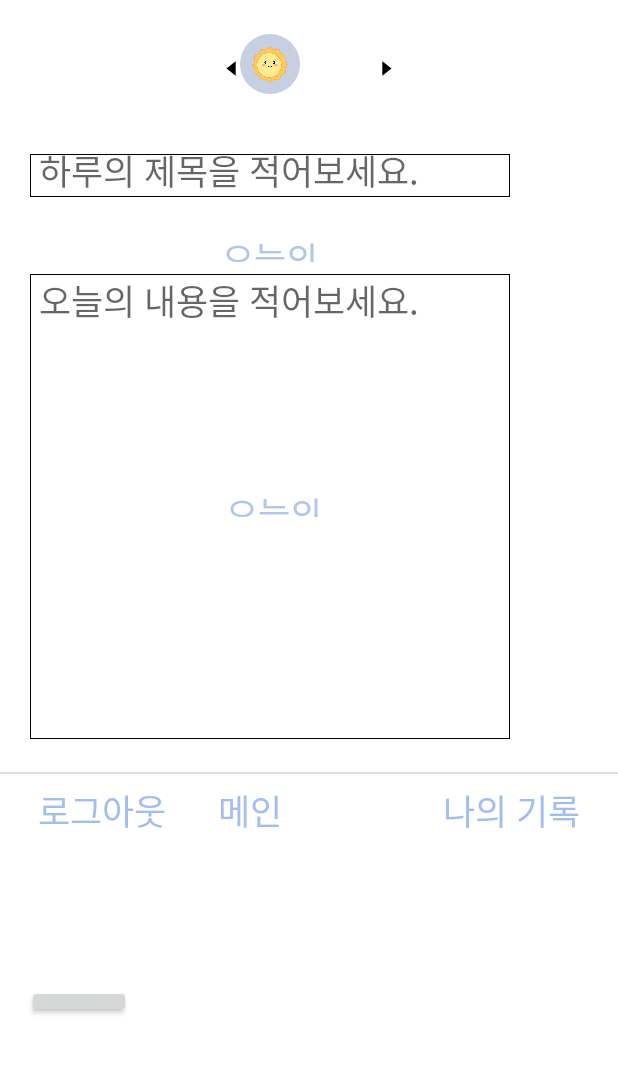
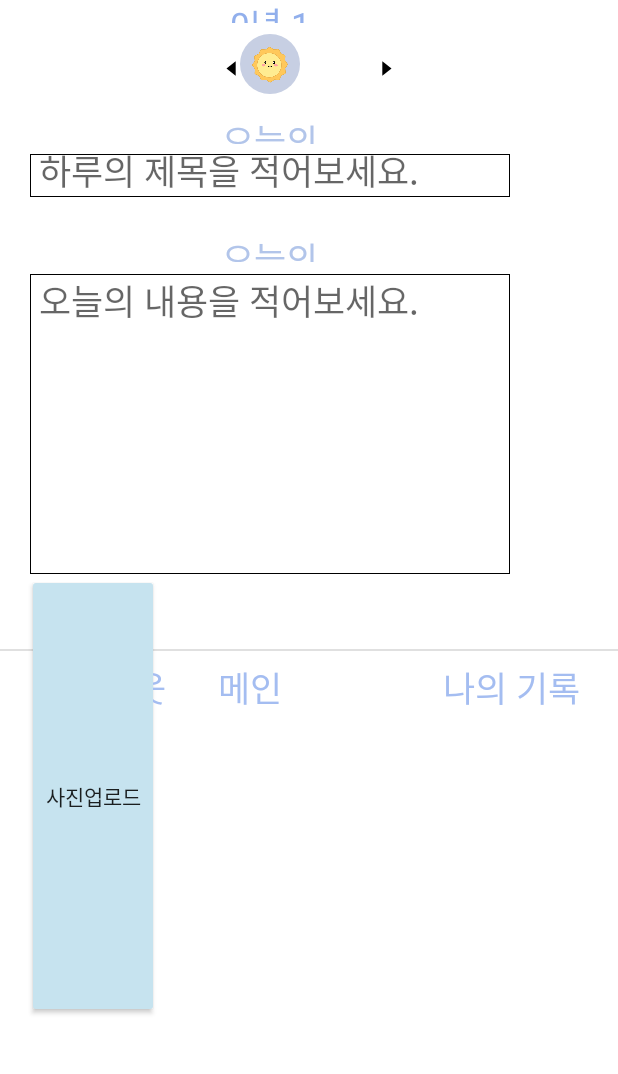
Before and after one commit to rlfduswls/Diary, an Android app: the DiaryActivity screen opened directly, with no data from a screen before it, after a tap on "확인", on a phone screen of 412 x 824 dp, the part 116-1190 px from its top. Run offline under Robolectric (Android 15) with nearby library versions, the phone set to English and light mode, and no system bars; 2 statements that could not run were skipped.

Commit message:
날짜 변경 확인

```diff
--- a/app/src/main/java/com/example/gurudiary/DBManager.kt
+++ b/app/src/main/java/com/example/gurudiary/DBManager.kt
@@ -63,7 +63,6 @@ class DBManager(context:Context,
 
         DB.close()
 
-
         return result
 
     }
--- a/app/src/main/java/com/example/gurudiary/DiaryActivity.kt
+++ b/app/src/main/java/com/example/gurudiary/DiaryActivity.kt
@@ -10,6 +10,7 @@ import android.widget.ImageView
 import android.widget.LinearLayout
 import android.widget.TextView
 import androidx.appcompat.app.AppCompatActivity
+import java.io.File
 import java.io.FileOutputStream
 import java.util.Date
 
@@ -31,9 +32,6 @@ class DiaryActivity : AppCompatActivity() {
         R.drawable.sun
     )
 
-    private lateinit var btnLogout: Button
-    private lateinit var btnMain: Button
-    private lateinit var btnList: Button
 
     private lateinit var pageLayout: LinearLayout
 
@@ -49,13 +47,15 @@ class DiaryActivity : AppCompatActivity() {
         date = findViewById(R.id.date)
         calendarView = findViewById(R.id.calendarView)
         wtIcon = findViewById(R.id.wt_icon)
-        pageLayout = findViewById(R.id.page)
+        //pageLayout = findViewById(R.id.page)
 
-        // 날짜 선택
-        calendarView.setOnDateChangeListener { _, year, month, dayOfMonth ->
-            val dateText = "${year}년 ${month + 1}월 ${dayOfMonth}일"
-            date.text = dateText
-        }
+        var fileManager = FileManager()
+
+        var year = intent.getIntExtra("year",0)
+        var month = intent.getIntExtra("month",0)
+        var dayOfMonth = intent.getIntExtra("day",0)
+        val dateText = "${year}년 ${month + 1}월 ${dayOfMonth}일"
+        date.text = dateText
 
         // 날씨 아이콘 변경
         val leftWtButton: Button = findViewById(R.id.leftwt)
@@ -79,8 +79,10 @@ class DiaryActivity : AppCompatActivity() {
 
         // 기존 코드 유지
         okbutton.setOnClickListener {
-            saveToInternalStorage(title_editText.text.toString())
-            saveToInternalStorage(memo_editText.text.toString())
+
+            var filename = "${year}-${month + 1}-${dayOfMonth}"
+
+            fileManager.saveToInternalStorage(filename,memo_editText.text.toString())
         }
 
 
@@ -90,18 +92,8 @@ class DiaryActivity : AppCompatActivity() {
         wtIcon.setImageResource(imageResources[currentImageIndex])
     }
 
-    private fun saveToInternalStorage(content: String) {
-        val fileName = "diary_content.txt"
-        val fos: FileOutputStream
 
-        try {
-            fos = openFileOutput(fileName, MODE_PRIVATE)
-            fos.write(content.toByteArray())
-            fos.close()
-        } catch (e: Exception) {
-            e.printStackTrace()
-        }
-    }
+
 
     private fun openGallery() {
         val galleryIntent = Intent(Intent.ACTION_PICK)
--- a/app/src/main/java/com/example/gurudiary/DiaryListActivity.kt
+++ b/app/src/main/java/com/example/gurudiary/DiaryListActivity.kt
@@ -1,9 +1,11 @@
 package com.example.gurudiary
 
 import android.content.Intent
+import android.database.Cursor
 import androidx.appcompat.app.AppCompatActivity
 import android.os.Bundle
 import android.widget.Button
+import java.io.File
 
 class DiaryListActivity : AppCompatActivity() {
 
@@ -13,9 +15,14 @@ class DiaryListActivity : AppCompatActivity() {
         super.onCreate(savedInstanceState)
         setContentView(R.layout.activity_diary_list)
 
+
+
         var tab1Button: Button = findViewById(R.id.logout)
         var tab2Button: Button = findViewById(R.id.main)
         var tab3Button: Button = findViewById(R.id.list)
+
+        var fileManager: FileManager = FileManager()
+        var cursor: Cursor
 
         tab1Button.setOnClickListener {
             // tab1 클릭 시 동작
--- /dev/null
+++ b/app/src/main/java/com/example/gurudiary/FileManager.kt
@@ -0,0 +1,43 @@
+package com.example.gurudiary
+
+import android.content.Context
+import java.io.File
+
+class FileManager {
+
+
+    private lateinit var context: Context
+
+    fun accessStoredFile(name : String): File {
+        val dir = context.filesDir
+        val filename = name+".text"
+        val file = File(dir, filename)
+        return file
+    }
+
+    // Stream 사용해서 파일 저장하기
+    fun saveToInternalStorage(name : String, content: String) {
+        val filename = name + ".text"
+        val fileContent = content
+        // API 24 이상에서, MODE_PRIVATE 사용 안하면, SecurityException 발생
+        context.openFileOutput(filename, Context.MODE_PRIVATE).use {
+            it.write(fileContent.toByteArray())
+        }
+    }
+
+    // Stream 사용해서 파일 접근하기
+    fun accessFileUsingStream(name : String) {
+        val filename = name+".text"
+        context.openFileInput(filename).bufferedReader().useLines { lines ->
+            lines.fold("") { some, text ->
+                "$some\n$text"
+            }
+        }
+    }
+
+    // 파일 리스트 받아오기
+    fun viewListOfFiles() {
+        var files: Array<String> = context.fileList()
+    }
+
+}
--- a/app/src/main/res/layout/activity_diary.xml
+++ b/app/src/main/res/layout/activity_diary.xml
@@ -84,7 +84,7 @@
         <EditText
             android:id="@+id/memo_editText"
             android:layout_width="320dp"
-            android:layout_height="310dp"
+            android:layout_height="200dp"
             android:layout_alignParentLeft="true"
             android:layout_alignParentTop="true"
             android:layout_marginLeft="20dp"
@@ -153,8 +153,8 @@
             android:layout_width="70dp"
             android:layout_height="20dp"
             android:layout_alignParentLeft="true"
-            android:layout_centerInParent="true"
-            android:layout_marginLeft="148dp"
+            android:layout_alignParentTop="true"
+            android:layout_marginLeft="145dp"
             android:layout_marginTop="153.37dp"
             android:gravity="center"
             android:text="오늘의 제목"
@@ -166,7 +166,7 @@
             android:layout_height="1dp"
             android:layout_alignParentStart="true"
             android:layout_alignParentTop="true"
-            android:layout_marginTop="592dp"
+            android:layout_marginTop="510dp"
             android:background="?android:attr/listDivider" />
 
         <Button
@@ -176,7 +176,7 @@
             android:layout_alignParentLeft="true"
             android:layout_marginLeft="25dp"
             android:layout_alignParentTop="true"
-            android:layout_marginTop="600dp"
+            android:layout_marginTop="518dp"
             android:background="#00000000"
             android:text="로그아웃"
             android:gravity="left"
@@ -191,7 +191,7 @@
             android:layout_alignParentLeft="true"
             android:layout_marginLeft="145dp"
             android:layout_alignParentTop="true"
-            android:layout_marginTop="600dp"
+            android:layout_marginTop="518dp"
             android:background="#00000000"
             android:text="메인"
             android:gravity="left"
@@ -206,7 +206,7 @@
             android:layout_alignParentRight="true"
             android:layout_marginRight="25dp"
             android:layout_alignParentTop="true"
-            android:layout_marginTop="600dp"
+            android:layout_marginTop="518dp"
             android:background="#00000000"
             android:text="나의 기록"
             android:gravity="right"
@@ -216,31 +216,15 @@
 
         <Button
             android:id="@+id/upload"
-            android:layout_width="69dp"
-            android:layout_height="22dp"
+            android:layout_width="wrap_content"
+            android:layout_height="wrap_content"
+            android:layout_below="@+id/memo_editText"
             android:layout_alignParentStart="true"
             android:layout_alignParentBottom="true"
-            android:layout_gravity="center_vertical"
             android:layout_marginStart="18dp"
             android:layout_marginBottom="68dp"
+            android:backgroundTint="#C6E3EF"
             android:text="사진업로드" />
-
-        <LinearLayout
-            android:id="@+id/page"
-            android:layout_width="200dp"
-            android:layout_height="match_parent"
-            android:layout_alignParentStart="true"
-            android:layout_alignParentBottom="true"
-            android:layout_marginStart="0dp"
-            android:layout_marginBottom="0dp"
-            android:orientation="vertical"
-            android:visibility="invisible">
-
-            <TextView
-                android:layout_width="wrap_content"
-                android:layout_height="wrap_content"
-                android:text="사진 업로드" />
-        </LinearLayout>
 
 
     </RelativeLayout>
```
Also changed, not shown: app/src/main/java/com/example/gurudiary/CalenderActivity.kt (+3 -9 lines).
